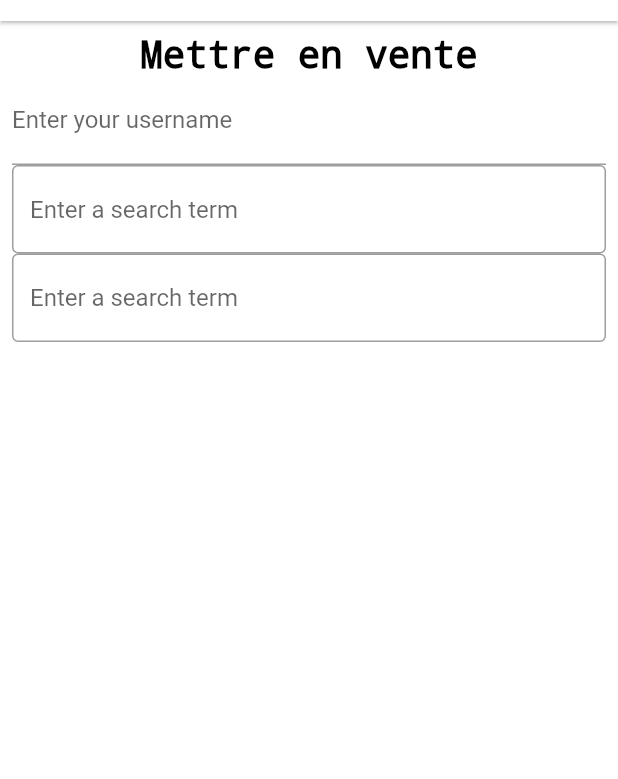
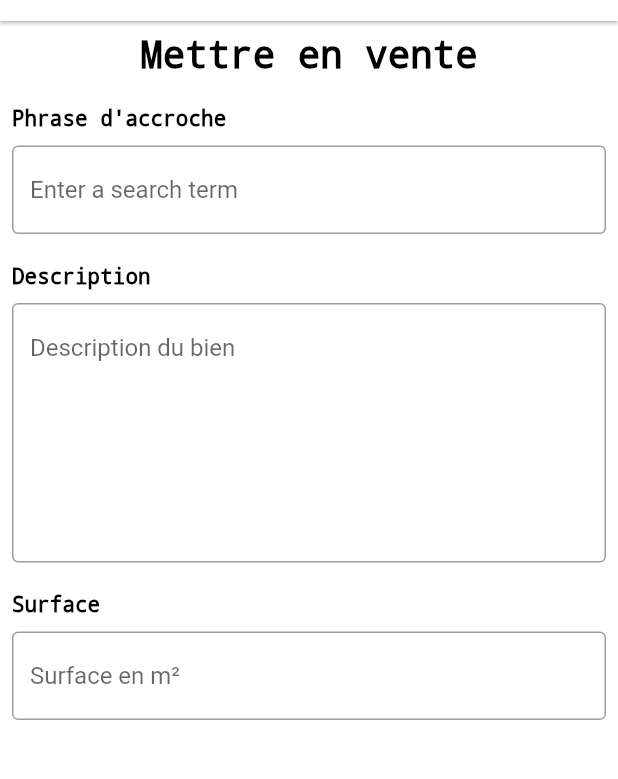
Before and after one commit to LeoPhilip33/patate, a Flutter app: the screen it shows after launch, on a phone screen of 412 x 824 dp, the part 63-842 px from its top. Run offline on Flutter 3.47's test engine with Material 2 defaults, Android fonts, the phone set to English and light mode, and no system bars; our stand-ins replace flutter_map, flutter_svg, latlong, smooth_star_rating; missing offline and left inert: flutter_map_marker_popup.

Commit message:
:sparkles: textarea ez

```diff
--- a/lib/pages/vente/components/body.dart
+++ b/lib/pages/vente/components/body.dart
@@ -18,21 +18,50 @@ class Vente extends StatelessWidget {
                 )),
           )),
           Container(
-              child: TextFormField(
-            decoration: const InputDecoration(
-                border: UnderlineInputBorder(),
-                labelText: 'Enter your username'),
-          )),
+              child: Padding(
+                  padding: EdgeInsets.only(bottom: 10.0, top: 20.0),
+                  child: Text('Phrase d\'accroche',
+                      style: TextStyle(
+                        color: Colors.black,
+                        decoration: TextDecoration.none,
+                        fontSize: 14,
+                      )))),
           Container(
               child: TextField(
             decoration: const InputDecoration(
                 border: OutlineInputBorder(), hintText: 'Enter a search term'),
           )),
           Container(
+              child: Padding(
+                  padding: EdgeInsets.only(bottom: 10.0, top: 20.0),
+                  child: Text('Description',
+                      style: TextStyle(
+                        color: Colors.black,
+                        decoration: TextDecoration.none,
+                        fontSize: 14,
+                      )))),
+          Container(
+              child: TextField(
+            minLines: 7,
+            maxLines: 8,
+            decoration: const InputDecoration(
+                border: OutlineInputBorder(), hintText: 'Description du bien'),
+          )),
+          Container(
+              child: Padding(
+                  padding: EdgeInsets.only(bottom: 10.0, top: 20.0),
+                  child: Text('Surface',
+                      style: TextStyle(
+                        color: Colors.black,
+                        decoration: TextDecoration.none,
+                        fontSize: 14,
+                      )))),
+          Container(
               child: TextField(
             decoration: const InputDecoration(
-                border: OutlineInputBorder(), hintText: 'Enter a search term'),
+                border: OutlineInputBorder(), hintText: 'Surface en m²'),
           )),
+          Container(),
         ],
       ),
     );
```
